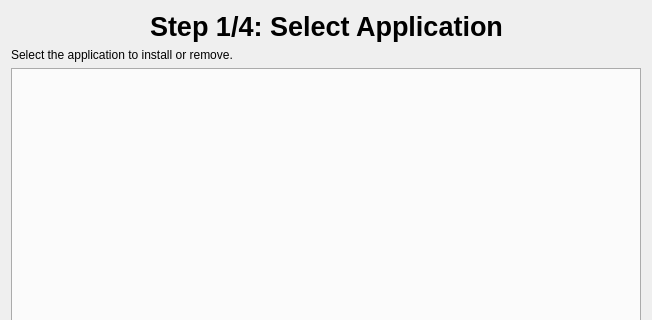
Kicksecure/browser-choice, file ui/selectapplicationpage.ui: the form before one commit; both pictures show x 0 to 652 and y 0 to 320 of the 652 by 955 pixel window.
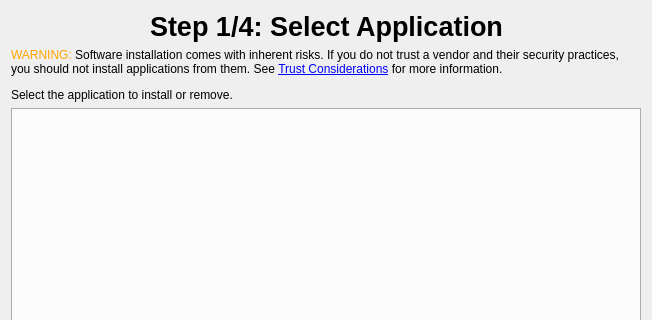
The form after the commit. Icons and pictures are not drawn.

Commit message: Add additional warnings, polish build-ui.sh script

```diff
--- a/ui/selectapplicationpage.ui
+++ b/ui/selectapplicationpage.ui
@@ -54,7 +54,11 @@
    <item>
     <widget class="QLabel" name="label_2">
      <property name="text">
-      <string>Select the application to install or remove.</string>
+      <string>&lt;p&gt;&lt;font color=&quot;orange&quot;&gt;WARNING:&lt;/font&gt; Software installation comes with inherent risks. If you do not trust a vendor and their security practices, you should not install applications from them. See &lt;a href=&quot;https://www.kicksecure.com/wiki/Install_Software#Trust_Considerations&quot;&gt;Trust Considerations&lt;/a&gt; for more information.&lt;/p&gt;
+&lt;p&gt;Select the application to install or remove.&lt;/p&gt;</string>
+     </property>
+     <property name="wordWrap">
+      <bool>true</bool>
      </property>
     </widget>
    </item>
```
The commit also changes 11 other files.
